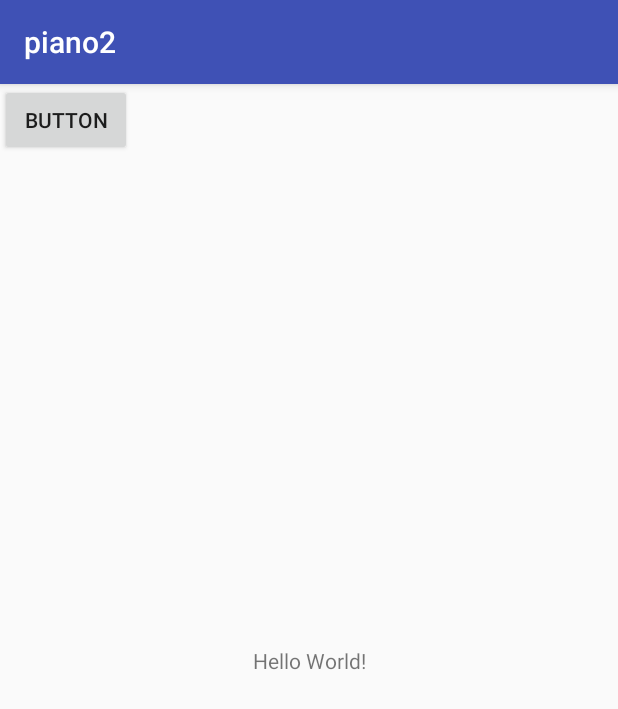
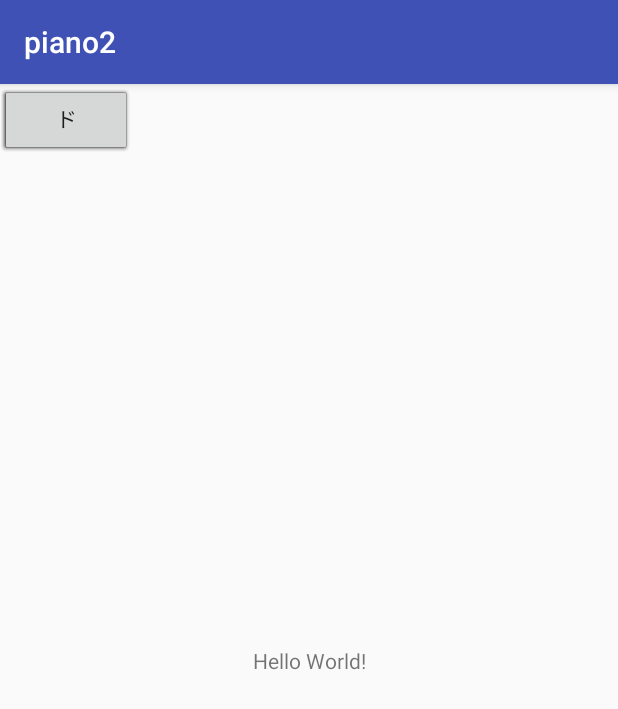
Before and after one commit to hinamomo/piano2, an Android app: the screen it shows after launch (MainActivity), on a phone screen of 412 x 824 dp. Shown: the top 709 px of the screen. Run offline under Robolectric (Android 15) with nearby library versions, the phone set to English and light mode, and no system bars.

Commit message:
add mpfile.

```diff
--- a/app/src/main/java/com/example/piano2/MainActivity.kt
+++ b/app/src/main/java/com/example/piano2/MainActivity.kt
@@ -8,6 +8,13 @@ import android.widget.Button
 class MainActivity : AppCompatActivity() {
 
     var mpDo: MediaPlayer?= null
+    var mpRe: MediaPlayer?= null
+    var mpMi: MediaPlayer?= null
+    var mpFa: MediaPlayer?= null
+    var mpSo: MediaPlayer?= null
+    var mpRa: MediaPlayer?= null
+    var mpSi: MediaPlayer?= null
+    var mpDoh: MediaPlayer?= null
 
     override fun onCreate(savedInstanceState: Bundle?) {
         super.onCreate(savedInstanceState)
@@ -15,12 +22,54 @@ class MainActivity : AppCompatActivity() {
 
         // View要素を変数に代入する
         val doButton: Button = findViewById(R.id.doButton)
+        val reButton: Button = findViewById(R.id.reButton)
+        val miButton: Button = findViewById(R.id.miButton)
+        val faButton: Button = findViewById(R.id.faButton)
+        val soButton: Button = findViewById(R.id.soButton)
+        val raButton: Button = findViewById(R.id.raButton)
+        val siButton: Button = findViewById(R.id.siButton)
+        val dohButton: Button = findViewById(R.id.dohButton)
 
-        mpDo = MediaPlayer.create(applicationContext, R.raw.pianodo)
+        mpDo = MediaPlayer.create(applicationContext, R.raw.piano_do)
+        mpRe = MediaPlayer.create(applicationContext, R.raw.piano_re)
+        mpMi = MediaPlayer.create(applicationContext, R.raw.piano_mi)
+        mpFa = MediaPlayer.create(applicationContext, R.raw.piano_fa)
+        mpSo = MediaPlayer.create(applicationContext, R.raw.piano_so)
+        mpRa = MediaPlayer.create(applicationContext, R.raw.piano_ra)
+        mpSi = MediaPlayer.create(applicationContext, R.raw.piano_si)
+        mpDoh = MediaPlayer.create(applicationContext, R.raw.piano_doh)
 
-        // ド
         doButton.setOnClickListener {
             mpDo?.start()
         }
+
+        reButton.setOnClickListener {
+            mpRe?.start()
+        }
+
+        miButton.setOnClickListener {
+            mpMi?.start()
+        }
+
+        faButton.setOnClickListener {
+            mpFa?.start()
+        }
+
+        soButton.setOnClickListener {
+            mpSo?.start()
+        }
+
+        raButton.setOnClickListener {
+            mpRa?.start()
+        }
+
+        siButton.setOnClickListener {
+            mpSi?.start()
+        }
+
+        dohButton.setOnClickListener {
+            mpDoh?.start()
+        }
+
     }
 }
--- a/app/src/main/res/layout/activity_main.xml
+++ b/app/src/main/res/layout/activity_main.xml
@@ -19,8 +19,64 @@
         android:id="@+id/doButton"
         android:layout_width="wrap_content"
         android:layout_height="wrap_content"
-        android:text="Button"
-        tools:layout_editor_absoluteX="130dp"
-        tools:layout_editor_absoluteY="28dp" />
+        android:text="ド"
+        tools:layout_editor_absoluteX="148dp"
+        tools:layout_editor_absoluteY="16dp" />
+
+    <Button
+        android:id="@+id/reButton"
+        android:layout_width="wrap_content"
+        android:layout_height="wrap_content"
+        android:text="レ"
+        tools:layout_editor_absoluteX="148dp"
+        tools:layout_editor_absoluteY="84dp" />
+
+    <Button
+        android:id="@+id/miButton"
+        android:layout_width="wrap_content"
+        android:layout_height="wrap_content"
+        android:text="ミ"
+        tools:layout_editor_absoluteX="154dp"
+        tools:layout_editor_absoluteY="155dp" />
+
+    <Button
+        android:id="@+id/faButton"
+        android:layout_width="wrap_content"
+        android:layout_height="wrap_content"
+        android:text="ファ"
+        tools:layout_editor_absoluteX="148dp"
+        tools:layout_editor_absoluteY="231dp" />
+
+    <Button
+        android:id="@+id/soButton"
+        android:layout_width="wrap_content"
+        android:layout_height="wrap_content"
+        android:text="ソ"
+        tools:layout_editor_absoluteX="148dp"
+        tools:layout_editor_absoluteY="307dp" />
+
+    <Button
+        android:id="@+id/raButton"
+        android:layout_width="wrap_content"
+        android:layout_height="wrap_content"
+        android:text="ラ"
+        tools:layout_editor_absoluteX="154dp"
+        tools:layout_editor_absoluteY="355dp" />
+
+    <Button
+        android:id="@+id/siButton"
+        android:layout_width="wrap_content"
+        android:layout_height="wrap_content"
+        android:text="シ"
+        tools:layout_editor_absoluteX="154dp"
+        tools:layout_editor_absoluteY="403dp" />
+
+    <Button
+        android:id="@+id/dohButton"
+        android:layout_width="wrap_content"
+        android:layout_height="46dp"
+        android:text="ド"
+        tools:layout_editor_absoluteX="148dp"
+        tools:layout_editor_absoluteY="461dp" />
 
 </android.support.constraint.ConstraintLayout>
```
Also changed, not shown: 9 other files.
